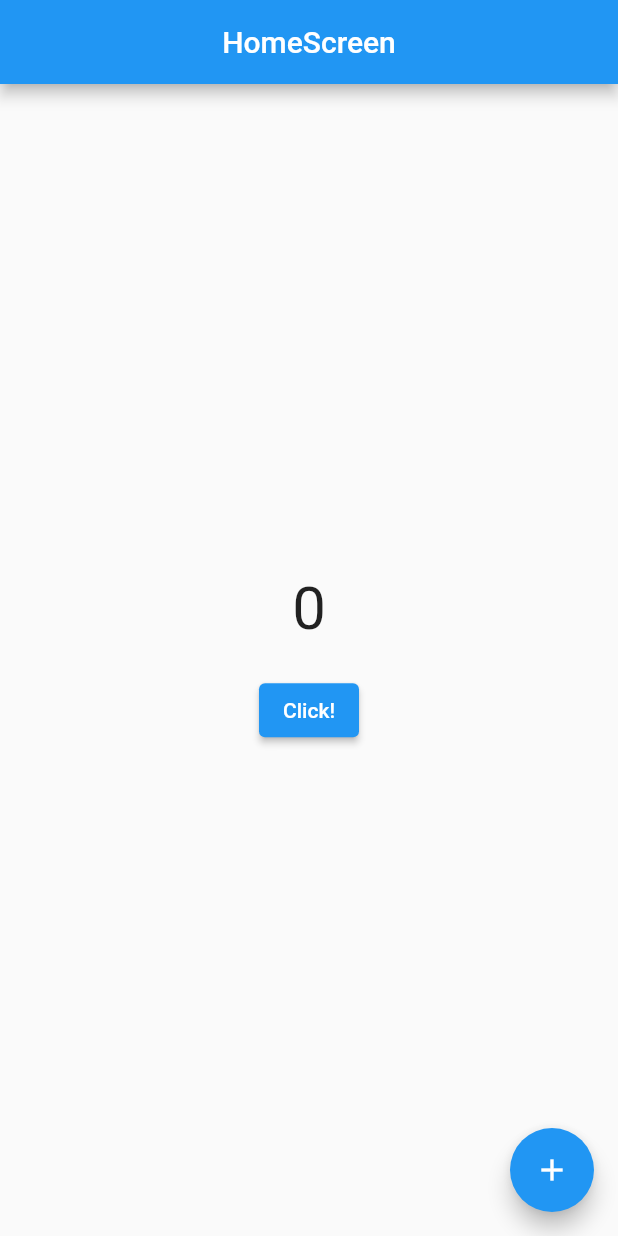
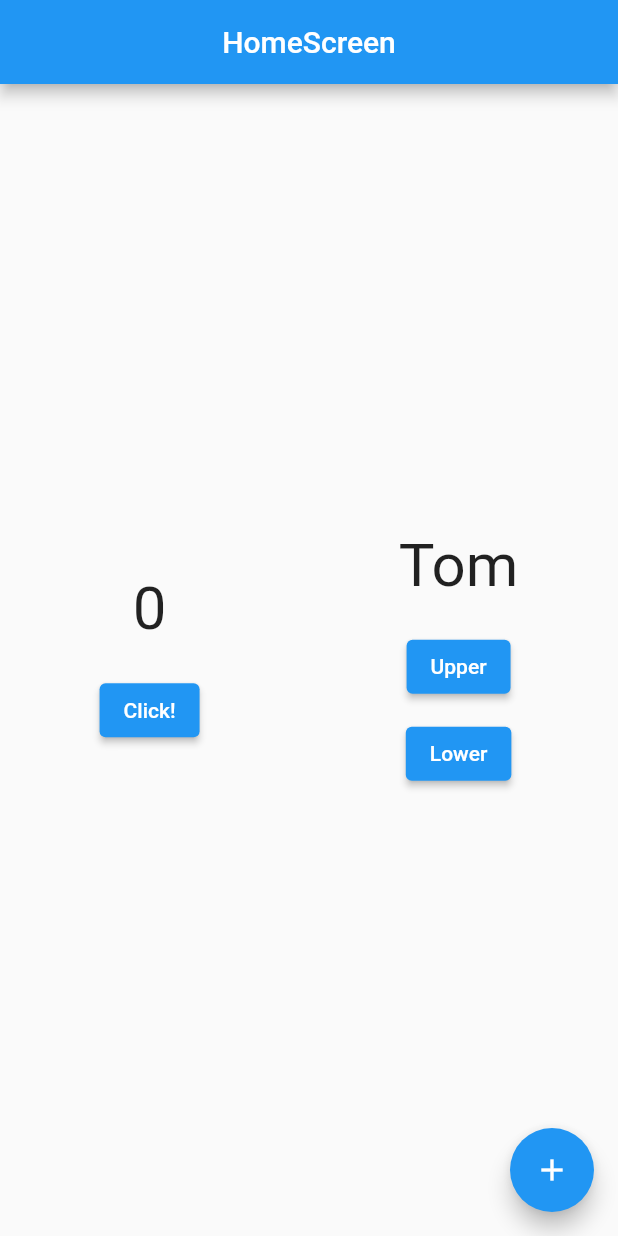
Before and after one commit to TaishiU/flutter-Getx-practice, a Flutter app: the screen it shows after launch, on a phone screen of 412 x 824 dp. Run offline on Flutter 3.47's test engine with Material 2 defaults, Android fonts, the phone set to English and light mode, and no system bars; our stand-ins replace get.

Commit message:
third commit

```diff
--- a/lib/CountCotroller.dart
+++ b/lib/CountCotroller.dart
@@ -2,5 +2,5 @@ import 'package:get/get.dart';
 
 class CountController extends GetxController {
   var count = 0.obs;
-  increment() => count++;
+  increment() => count = count + 1;
 }
--- /dev/null
+++ b/lib/StudentControllera.dart
@@ -0,0 +1,10 @@
+import 'package:get/get.dart';
+
+class StudentController extends GetxController {
+  var name = 'Tom'.obs;
+  var age = 25.obs;
+  // late final String name;
+  // late final int age;
+  //
+  // StudentController({required this.name, required this.age});
+}
--- a/lib/main.dart
+++ b/lib/main.dart
@@ -2,6 +2,7 @@ import 'package:flutter/cupertino.dart';
 import 'package:flutter/material.dart';
 import 'package:get/get.dart';
 import 'package:getx_practice/CountCotroller.dart';
+import 'package:getx_practice/StudentControllera.dart';
 
 void main() {
   runApp(MyApp());
@@ -26,13 +27,19 @@ class HomeScreen extends StatelessWidget {
   @override
   Widget build(BuildContext context) {
     final CountController c = Get.put(CountController());
+    final StudentController s = Get.put(StudentController());
+    //final student = StudentController(name: 'Taishi', age: 22).obs;
+
     return Scaffold(
       appBar: AppBar(
         centerTitle: true,
         title: Text('HomeScreen'),
       ),
       body: Center(
-        child: Column(
+        child: Row(
+          mainAxisAlignment: MainAxisAlignment.spaceAround,
+          children: [
+            Column(
               mainAxisAlignment: MainAxisAlignment.center,
               children: [
                 Obx(() {
@@ -50,17 +57,51 @@ class HomeScreen extends StatelessWidget {
                 ),
               ],
             ),
+            Column(
+              mainAxisAlignment: MainAxisAlignment.center,
+              children: [
+                Obx(() {
+                  return Text(
+                    '${s.name}',
+                    style: TextStyle(
+                      fontSize: 40,
+                    ),
+                  );
+                }),
+                SizedBox(height: 20),
+                ElevatedButton(
+                  child: Text('Upper'),
+                  onPressed: () {
+                    s.name.value = s.name.value.toUpperCase();
+                    //  student.update((val) {
+                    //    val!.name = val.name.toString().toUpperCase();
+                    //  });
+                  },
+                ),
+                SizedBox(height: 10),
+                ElevatedButton(
+                  child: Text('Lower'),
+                  onPressed: () {
+                    s.name.value = s.name.value.toLowerCase();
+                  },
+                ),
+              ],
+            ),
+          ],
+        ),
       ),
       floatingActionButton: FloatingActionButton(
         child: Icon(Icons.add),
-        onPressed: () => Get.to(NextScreen()),
+        onPressed: () => Get.to(NextScreen(name: 'Adam')),
       ),
     );
   }
 }
 
 class NextScreen extends StatelessWidget {
-  const NextScreen({Key? key}) : super(key: key);
+  final String name;
+
+  const NextScreen({Key? key, required this.name}) : super(key: key);
 
   @override
   Widget build(BuildContext context) {
@@ -82,10 +123,18 @@ class NextScreen extends StatelessWidget {
                 ),
               );
             }),
+            Text(name),
             SizedBox(height: 20),
             ElevatedButton(
               child: Text('Click!'),
               onPressed: c.increment,
+            ),
+            SizedBox(height: 20),
+            ElevatedButton(
+              child: Text('Back'),
+              onPressed: () {
+                Get.back();
+              },
             ),
           ],
         ),
```
Lines whose indentation alone changed are shown as unchanged.
